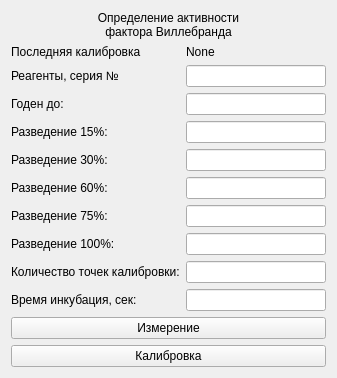
Qt form choisedialog/agr2.ui (krang4d/Agrekola) before a commit.
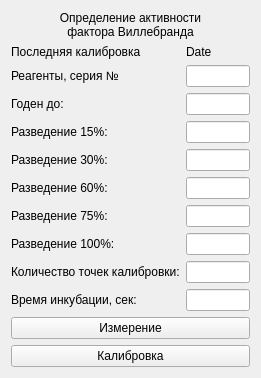
The same form after that commit.

```diff
--- a/choisedialog/agr2.ui
+++ b/choisedialog/agr2.ui
@@ -6,7 +6,7 @@
    <rect>
     <x>0</x>
     <y>0</y>
-    <width>337</width>
+    <width>261</width>
     <height>357</height>
    </rect>
   </property>
@@ -46,7 +46,7 @@
         </size>
        </property>
        <property name="text">
-        <string>None</string>
+        <string>Date</string>
        </property>
       </widget>
      </item>
@@ -139,7 +139,10 @@
      <item row="9" column="0">
       <widget class="QLabel" name="label_9">
        <property name="text">
-        <string>Время инкубация, сек:</string>
+        <string>Время инкубации, сек:</string>
+       </property>
+       <property name="buddy">
+        <cstring>lineEdit_7</cstring>
        </property>
       </widget>
      </item>
```
Left out of the diff: 24 changed lines with no effect on the pictures.
